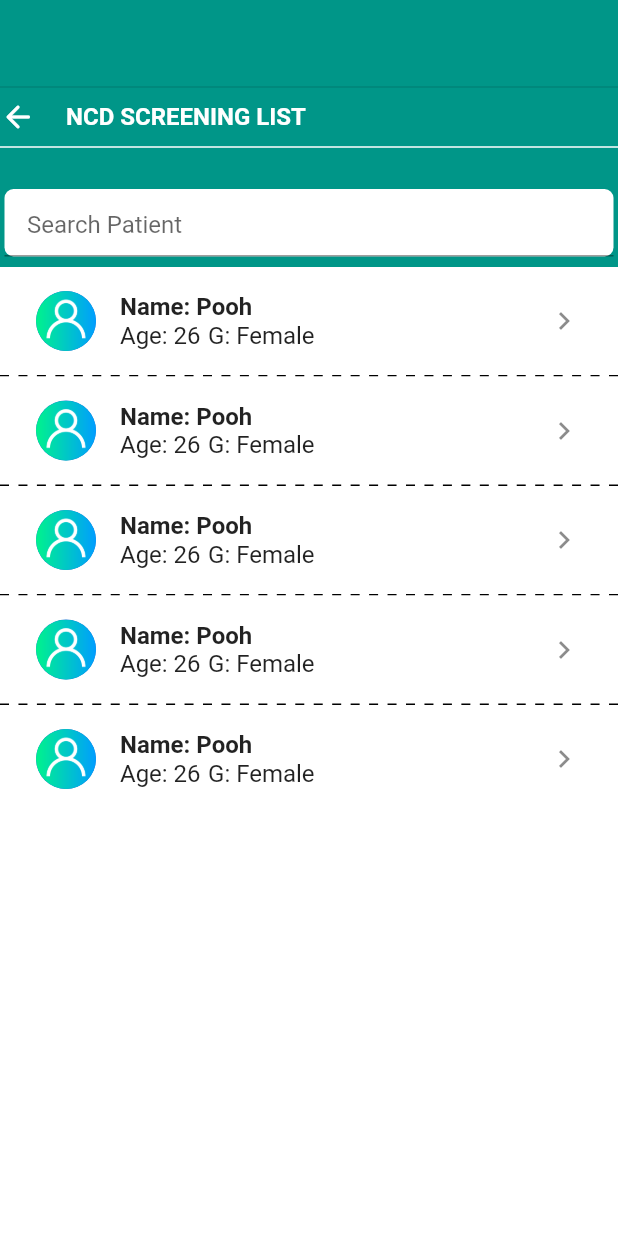
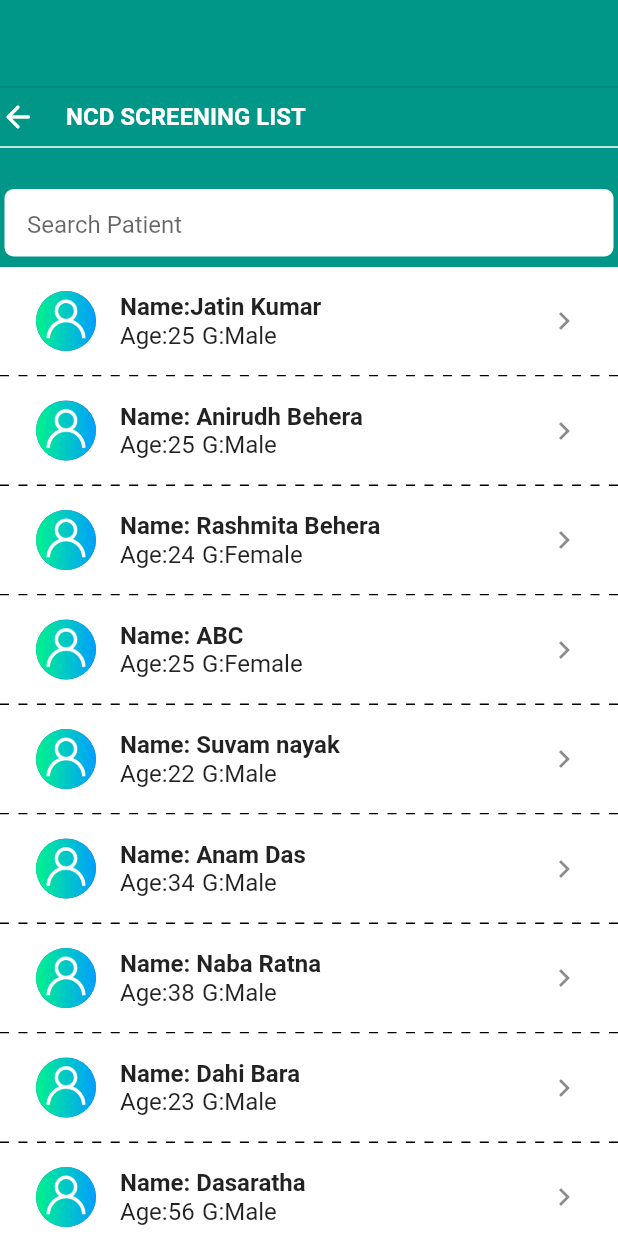
Before and after one commit to sanjayajena37/diisha, a Flutter app: the NCDScreeningPageView screen opened by its route, on a phone screen of 412 x 824 dp. Run offline on Flutter 3.47's test engine with Material 2 defaults, Android fonts, the phone set to English and light mode, and no system bars; our stand-ins replace carousel_slider, dio, get; missing offline and left inert: dart:html, encrypt.

Commit message:
By Anirudha

```diff
--- a/lib/app/modules/NCDScreeningPage/controllers/n_c_d_screening_page_controller.dart
+++ b/lib/app/modules/NCDScreeningPage/controllers/n_c_d_screening_page_controller.dart
@@ -2,7 +2,22 @@ import 'package:get/get.dart';
 
 class NCDScreeningPageController extends GetxController {
   //TODO: Implement NCDScreeningPageController
+List<Map<String,String>>user=[{"name":"Jatin Kumar","gender":"Male","age":"25"},
+  {"name":" Anirudh Behera","gender":"Male","age":"25"},
+  {"name":" Rashmita Behera","gender":"Female","age":"24"},
+  {"name":" ABC","gender":"Female","age":"25"},
+  {"name":" Suvam nayak","gender":"Male","age":"22"},
+  {"name":" Anam Das","gender":"Male","age":"34"},
+  {"name":" Naba Ratna","gender":"Male","age":"38"},
+  {"name":" Dahi Bara","gender":"Male","age":"23"},
+  {"name":" Dasaratha","gender":"Male","age":"56"},
+  {"name":" XYZ","gender":"Male","age":"20"},
 
+
+
+
+
+];
   final count = 0.obs;
   @override
   void onInit() {
--- a/lib/app/modules/NCDScreeningPage/views/n_c_d_screening_page_view.dart
+++ b/lib/app/modules/NCDScreeningPage/views/n_c_d_screening_page_view.dart
@@ -174,6 +174,7 @@ class NCDScreeningPageView extends GetView<NCDScreeningPageController> {
                   //suffixIcon: Icon(Icons.search),
                   hintText: 'Search Patient',
                   hintStyle: TextStyle(fontSize: 16),
+                  border: InputBorder.none,
                 ),
               ),
             ),
@@ -187,7 +188,7 @@ class NCDScreeningPageView extends GetView<NCDScreeningPageController> {
             child: Container(
               color: Colors.white,
               child: ListView.separated(
-                separatorBuilder: (context, index) =>MySeparator()  ,
+                separatorBuilder: (context, index) =>MySeparator(),
                   itemBuilder: (context,index){
                   return Container(
                       color: Colors.white,
@@ -201,17 +202,18 @@ class NCDScreeningPageView extends GetView<NCDScreeningPageController> {
                             mainAxisAlignment: MainAxisAlignment.start,
                             crossAxisAlignment: CrossAxisAlignment.start,
                             children: [
-                              Text('Name: Pooh', style: TextStyle(fontSize: 16, fontWeight: FontWeight.bold),),
+                              Text('Name:'+ controller.user[index]["name"]!, style: TextStyle(fontSize: 16, fontWeight: FontWeight.bold),),
                               Row(
                                 mainAxisAlignment: MainAxisAlignment.start,
                                 children: [
-                                  Text('Age: 26'),
+                                  Text('Age:'+ controller.user[index]["age"]!),
                                   SizedBox(width: 5,),
-                                  Text('G: Female'),
+                                  Text('G:'+ controller.user[index]["gender"]!),
                                 ],
                               ),
                             ],
                           ),
+
                           trailing: Icon(Icons.navigate_next),
                         ),
                       ),
@@ -221,7 +223,7 @@ class NCDScreeningPageView extends GetView<NCDScreeningPageController> {
 
                 padding: EdgeInsets.all(0.0),
 
-              itemCount: 5,
+              itemCount: controller.user.length,
               ),
             ),
           ),
--- a/lib/app/routes/app_routes.dart
+++ b/lib/app/routes/app_routes.dart
@@ -12,6 +12,7 @@ abstract class Routes {
   static const ABHA_CONGRATULATION_PAGE = _Paths.ABHA_CONGRATULATION_PAGE;
   static const REGISTERWITH_AADHAR_PAGE = _Paths.REGISTERWITH_AADHAR_PAGE;
   static const OTP_P_AGE = _Paths.OTP_P_AGE;
+  static const QUESTIONNAIRE = _Paths.QUESTIONNAIRE;
 }
 
 abstract class _Paths {
@@ -25,4 +26,5 @@ abstract class _Paths {
   static const ABHA_CONGRATULATION_PAGE = '/abha-congratulation-page';
   static const REGISTERWITH_AADHAR_PAGE = '/registerwith-aadhar-page';
   static const OTP_P_AGE = '/otp-p-age';
+  static const QUESTIONNAIRE = '/questionnaire';
 }
```
Also changed, not shown: lib/app/modules/DiishaDashboard/views/diisha_dashboard_view.dart (+54 -6 lines), lib/app/modules/OtpPAge/views/otp_p_age_view.dart (+26 -2 lines), lib/app/modules/Questionnaire/bindings/questionnaire_binding.dart (added, +12 -0 lines), lib/app/modules/Questionnaire/controllers/questionnaire_controller.dart (added, +23 -0 lines), lib/app/modules/Questionnaire/views/questionnaire_view.dart (added, +24 -0 lines), lib/app/modules/RegisterwithAadharPage/views/registerwith_aadhar_page_view.dart (+12 -4 lines), lib/app/routes/app_pages.dart (+8 -1 lines), lib/widgets/OtpFormField.dart (added, +80 -0 lines).
